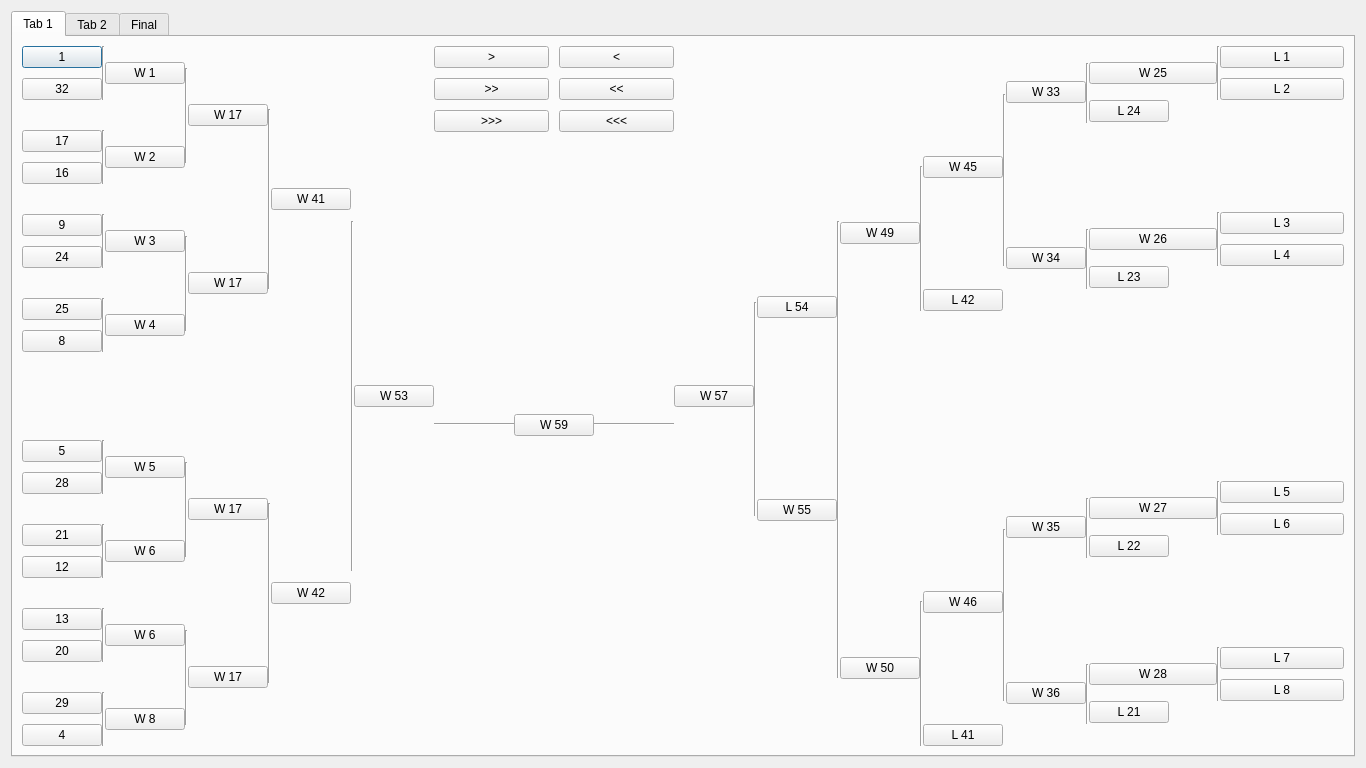
Old version of the form BVB_Manager/draw32.ui in the repository Sautenko-Andrey/BVB_Manager.
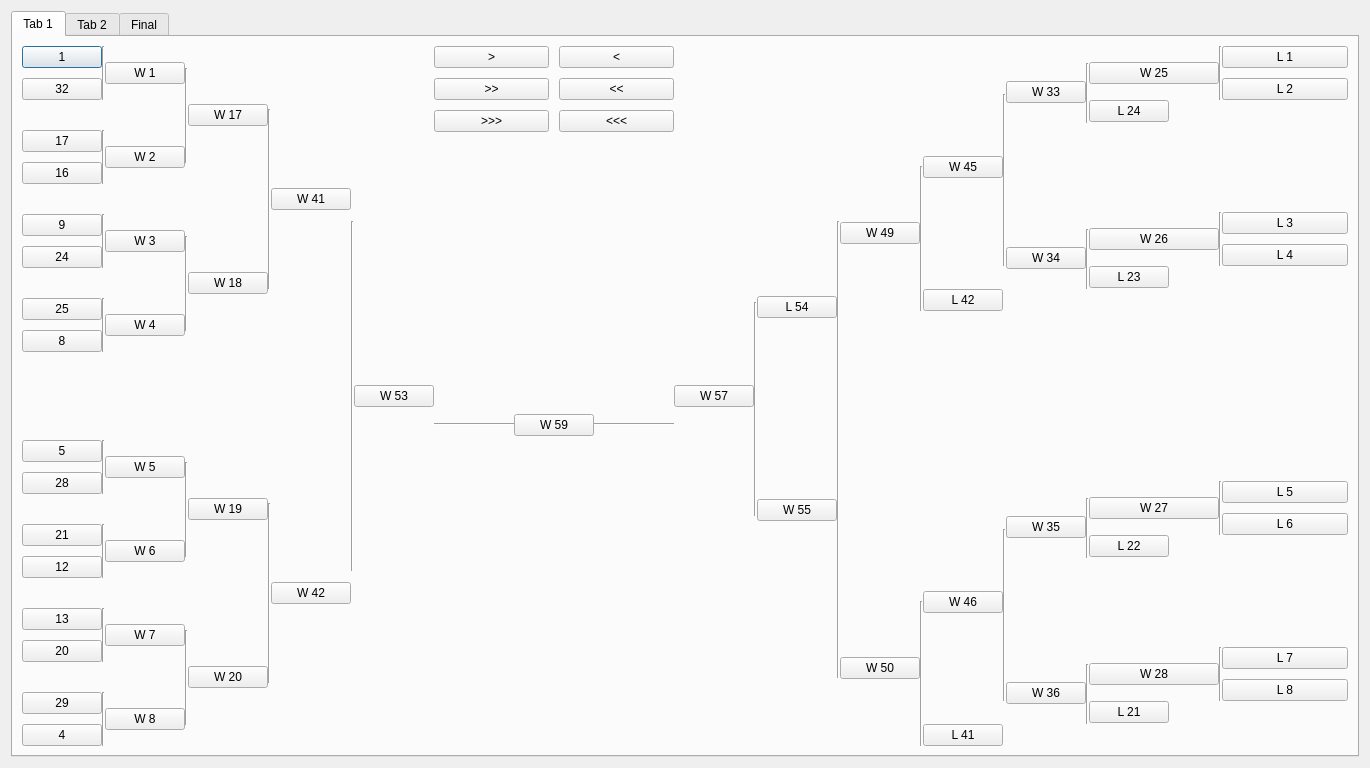
New version of the form.

Commit message: more upgrade for draw schemas

```diff
--- a/BVB_Manager/draw32.ui
+++ b/BVB_Manager/draw32.ui
@@ -6,7 +6,7 @@
    <rect>
     <x>0</x>
     <y>0</y>
-    <width>1366</width>
+    <width>1370</width>
     <height>768</height>
    </rect>
   </property>
@@ -492,7 +492,7 @@
                          <item>
                           <widget class="QPushButton" name="W17_btn_2">
                            <property name="text">
-                            <string>W 17</string>
+                            <string>W 18</string>
                            </property>
                           </widget>
                          </item>
@@ -834,7 +834,7 @@
                          <item>
                           <widget class="QPushButton" name="W17_btn_3">
                            <property name="text">
-                            <string>W 17</string>
+                            <string>W 19</string>
                            </property>
                           </widget>
                          </item>
@@ -931,7 +931,7 @@
                                <item>
                                 <widget class="QPushButton" name="W6_btn_2">
                                  <property name="text">
-                                  <string>W 6</string>
+                                  <string>W 7</string>
                                  </property>
                                 </widget>
                                </item>
@@ -1069,7 +1069,7 @@
                          <item>
                           <widget class="QPushButton" name="W17_btn_4">
                            <property name="text">
-                            <string>W 17</string>
+                            <string>W 20</string>
                            </property>
                           </widget>
                          </item>
```
Left out of the diff: 12 changed lines with no effect on the pictures. The commit also changes 6 other files.
